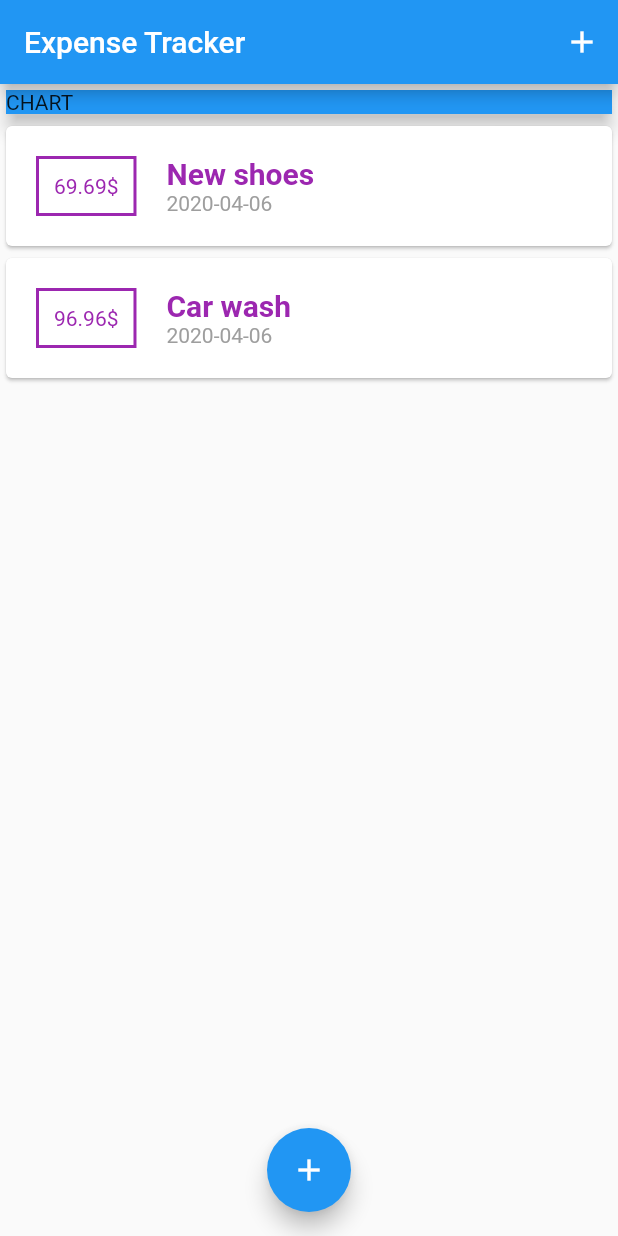
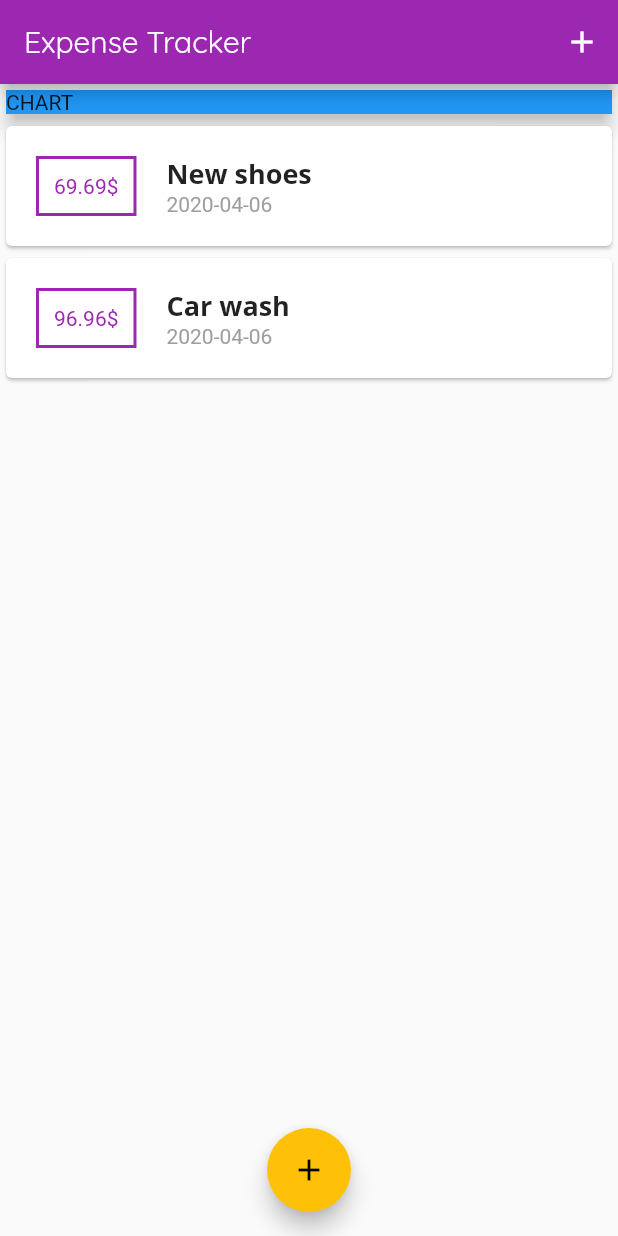
Before and after one commit to Harrisonnguyen1210/Expense_Tracker, a Flutter app: the screen it shows after launch, on a phone screen of 412 x 824 dp. Run offline on Flutter 3.47's test engine with Material 2 defaults, Android fonts, the phone set to English and light mode, and no system bars.

Commit message:
Global theming for app

```diff
--- a/lib/main.dart
+++ b/lib/main.dart
@@ -9,7 +9,27 @@ class MyApp extends StatelessWidget {
   @override
   Widget build(BuildContext context) {
     return MaterialApp(
-      title: 'Flutter App',
+      title: 'Expense Tracker',
+      theme: ThemeData(
+        primarySwatch: Colors.purple,
+        accentColor: Colors.amber,
+        fontFamily: 'OpenSans',
+        textTheme: ThemeData.light().textTheme.copyWith(
+              title: TextStyle(
+                fontFamily: 'OpenSans',
+                fontWeight: FontWeight.bold,
+                fontSize: 18,
+              ),
+            ),
+        appBarTheme: AppBarTheme(
+          textTheme: ThemeData.light().textTheme.copyWith(
+                title: TextStyle(
+                  fontFamily: 'OpenSans',
+                  fontSize: 20,
+                ),
+              ),
+        ),
+      ),
       home: MyHomePage(),
     );
   }
@@ -54,7 +74,12 @@ class _MyHomePageState extends State<MyHomePage> {
   Widget build(BuildContext context) {
     return Scaffold(
       appBar: AppBar(
-        title: Text('Expense Tracker'),
+        title: Text(
+          'Expense Tracker',
+          style: TextStyle(
+            fontFamily: 'Quicksand',
+          ),
+        ),
         actions: <Widget>[
           IconButton(
             icon: Icon(Icons.add),
--- a/lib/widgets/transaction_list.dart
+++ b/lib/widgets/transaction_list.dart
@@ -18,20 +18,23 @@ class TransactionList extends StatelessWidget {
                   padding: EdgeInsets.all(10),
                   margin: EdgeInsets.all(20),
                   decoration: BoxDecoration(
-                      border: Border.all(color: Colors.purple, width: 2)),
+                    border: Border.all(
+                      color: Theme.of(context).primaryColor,
+                      width: 2,
+                    ),
+                  ),
                   child: Text(
                     '${transactions[index].amount.toStringAsFixed(2)}\$',
-                    style: TextStyle(color: Colors.purple),
+                    style: TextStyle(
+                      color: Theme.of(context).primaryColor,
+                    ),
                   ),
                 ),
                 Column(
                   children: <Widget>[
                     Text(
                       transactions[index].title,
-                      style: TextStyle(
-                          fontWeight: FontWeight.bold,
-                          fontSize: 20,
-                          color: Colors.purple),
+                      style: Theme.of(context).textTheme.title,
                     ),
                     Text(
                       DateFormat('yyyy-MM-dd').format(transactions[index].date),
```
Also changed, not shown: pubspec.yaml (+13 -11 lines), assets/fonts/OpenSans-Bold.ttf (added), assets/fonts/OpenSans-Regular.ttf (added), assets/fonts/Quicksand-Bold.ttf (added), assets/fonts/Quicksand-Light.ttf (added), assets/fonts/Quicksand-Medium.ttf (added), assets/fonts/Quicksand-Regular.ttf (added), 1 other file.
